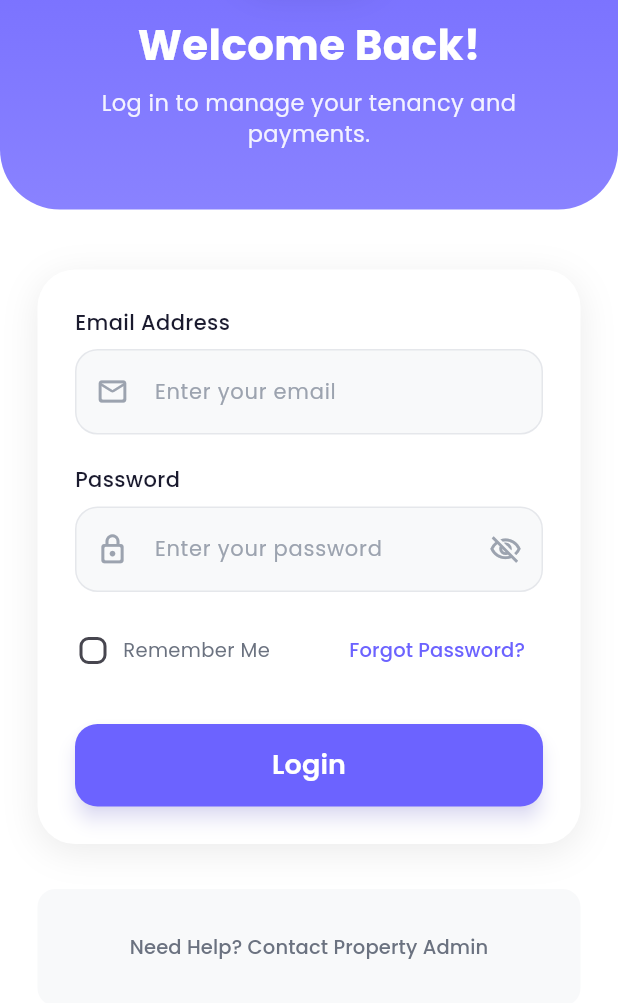
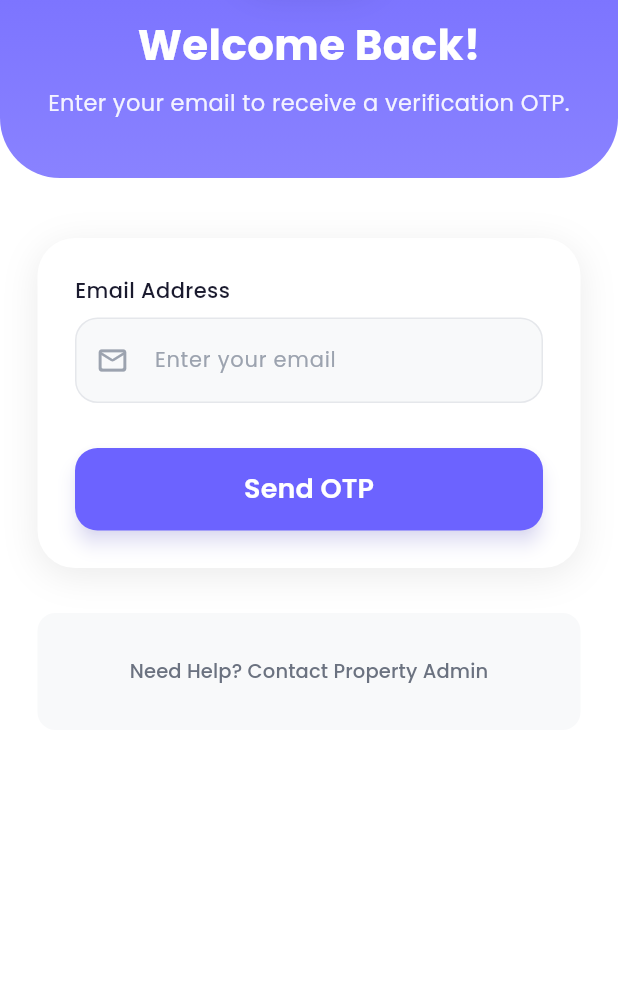
Before and after one commit to DeepanahuDunsua123/tenant_flutter_app, a Flutter app: the screen it shows after launch, after a tap on "Skip", on a phone screen of 412 x 824 dp, the part 233-1236 px from its top. Run offline on Flutter 3.47's test engine with Material 3 defaults, Android fonts, the phone set to English and light mode, and no system bars; our stand-ins replace google_fonts, lottie, smooth_page_indicator; network calls fail.

Commit message:
feat: add OTP verification screen and update login flow

```diff
--- a/lib/screens/login_screen.dart
+++ b/lib/screens/login_screen.dart
@@ -1,6 +1,7 @@
 import 'package:flutter/material.dart';
 import 'package:google_fonts/google_fonts.dart';
 import '../utils/app_colors.dart';
+import 'otp_verification_screen.dart';
 
 class LoginScreen extends StatefulWidget {
   const LoginScreen({super.key});
@@ -11,15 +12,54 @@ class LoginScreen extends StatefulWidget {
 
 class _LoginScreenState extends State<LoginScreen> {
   final TextEditingController _emailController = TextEditingController();
-  final TextEditingController _passwordController = TextEditingController();
-  bool _obscurePassword = true;
-  bool _rememberMe = false;
+  bool _isLoading = false;
 
   @override
   void dispose() {
     _emailController.dispose();
-    _passwordController.dispose();
     super.dispose();
+  }
+
+  bool _isValidEmail(String email) {
+    return RegExp(r'^[\w-\.]+@([\w-]+\.)+[\w-]{2,4}$').hasMatch(email);
+  }
+
+  void _sendOtp() {
+    final email = _emailController.text.trim();
+    if (email.isEmpty) {
+      _showError('Please enter your email address');
+      return;
+    }
+    if (!_isValidEmail(email)) {
+      _showError('Please enter a valid email address');
+      return;
+    }
+
+    setState(() => _isLoading = true);
+
+    // Simulate sending OTP
+    Future.delayed(const Duration(seconds: 2), () {
+      if (!mounted) return;
+      setState(() => _isLoading = false);
+
+      Navigator.push(
+        context,
+        MaterialPageRoute(
+          builder: (_) => OtpVerificationScreen(email: email),
+        ),
+      );
+    });
+  }
+
+  void _showError(String message) {
+    ScaffoldMessenger.of(context).showSnackBar(
+      SnackBar(
+        content: Text(message, style: GoogleFonts.poppins()),
+        backgroundColor: Colors.red.shade400,
+        behavior: SnackBarBehavior.floating,
+        shape: RoundedRectangleBorder(borderRadius: BorderRadius.circular(10)),
+      ),
+    );
   }
 
   @override
@@ -50,7 +90,6 @@ class _LoginScreenState extends State<LoginScreen> {
                 ),
                 child: Column(
                   children: [
-                    // Logo
                     Container(
                       width: 100,
                       height: 100,
@@ -81,7 +120,6 @@ class _LoginScreenState extends State<LoginScreen> {
                       ),
                     ),
                     const SizedBox(height: 25),
-                    // Welcome Text
                     Text(
                       'Welcome Back!',
                       style: GoogleFonts.poppins(
@@ -92,7 +130,7 @@ class _LoginScreenState extends State<LoginScreen> {
                     ),
                     const SizedBox(height: 8),
                     Text(
-                      'Log in to manage your tenancy and payments.',
+                      'Enter your email to receive a verification OTP.',
                       style: GoogleFonts.poppins(
                         fontSize: 15,
                         color: Colors.white.withOpacity(0.9),
@@ -124,7 +162,6 @@ class _LoginScreenState extends State<LoginScreen> {
                   child: Column(
                     crossAxisAlignment: CrossAxisAlignment.start,
                     children: [
-                      // Email Field
                       Text(
                         'Email Address',
                         style: GoogleFonts.poppins(
@@ -169,142 +206,40 @@ class _LoginScreenState extends State<LoginScreen> {
                           ),
                         ),
                       ),
-                      const SizedBox(height: 20),
+                      const SizedBox(height: 30),
 
-                      // Password Field
-                      Text(
-                        'Password',
-                        style: GoogleFonts.poppins(
-                          fontSize: 14,
-                          fontWeight: FontWeight.w500,
-                          color: AppColors.textPrimary,
-                        ),
-                      ),
-                      const SizedBox(height: 8),
-                      Container(
-                        decoration: BoxDecoration(
-                          color: AppColors.background,
-                          borderRadius: BorderRadius.circular(15),
-                          border: Border.all(
-                            color: AppColors.border,
-                            width: 1,
-                          ),
-                        ),
-                        child: TextField(
-                          controller: _passwordController,
-                          obscureText: _obscurePassword,
-                          style: GoogleFonts.poppins(
-                            fontSize: 15,
-                            color: AppColors.textPrimary,
-                          ),
-                          decoration: InputDecoration(
-                            hintText: 'Enter your password',
-                            hintStyle: GoogleFonts.poppins(
-                              color: AppColors.textHint,
-                              fontSize: 14,
-                            ),
-                            prefixIcon: const Icon(
-                              Icons.lock_outline_rounded,
-                              color: AppColors.textHint,
-                              size: 22,
-                            ),
-                            suffixIcon: IconButton(
-                              icon: Icon(
-                                _obscurePassword
-                                    ? Icons.visibility_off_outlined
-                                    : Icons.visibility_outlined,
-                                color: AppColors.textHint,
-                                size: 22,
-                              ),
-                              onPressed: () {
-                                setState(() {
-                                  _obscurePassword = !_obscurePassword;
-                                });
-                              },
-                            ),
-                            border: InputBorder.none,
-                            contentPadding: const EdgeInsets.symmetric(
-                              horizontal: 20,
-                              vertical: 16,
-                            ),
-                          ),
-                        ),
-                      ),
-                      const SizedBox(height: 15),
-
-                      // Remember Me & Forgot Password
-                      Row(
-                        mainAxisAlignment: MainAxisAlignment.spaceBetween,
-                        children: [
-                          Row(
-                            children: [
-                              SizedBox(
-                                width: 24,
-                                height: 24,
-                                child: Checkbox(
-                                  value: _rememberMe,
-                                  onChanged: (value) {
-                                    setState(() {
-                                      _rememberMe = value ?? false;
-                                    });
-                                  },
-                                  activeColor: AppColors.primary,
-                                  shape: RoundedRectangleBorder(
-                                    borderRadius: BorderRadius.circular(6),
-                                  ),
-                                ),
-                              ),
-                              const SizedBox(width: 8),
-                              Text(
-                                'Remember Me',
-                                style: GoogleFonts.poppins(
-                                  fontSize: 13,
-                                  color: AppColors.textSecondary,
-                                ),
-                              ),
-                            ],
-                          ),
-                          TextButton(
-                            onPressed: () {
-                              // Handle forgot password
-                            },
-                            child: Text(
-                              'Forgot Password?',
-                              style: GoogleFonts.poppins(
-                                fontSize: 13,
-                                color: AppColors.primary,
-                                fontWeight: FontWeight.w500,
-                              ),
-                            ),
-                          ),
-                        ],
-                      ),
-                      const SizedBox(height: 25),
-
-                      // Login Button
+                      // Send OTP Button
                       SizedBox(
                         width: double.infinity,
                         height: 55,
                         child: ElevatedButton(
-                          onPressed: () {
-                            Navigator.pushReplacementNamed(context, '/dashboard');
-                          },
+                          onPressed: _isLoading ? null : _sendOtp,
                           style: ElevatedButton.styleFrom(
                             backgroundColor: AppColors.primary,
                             foregroundColor: Colors.white,
+                            disabledBackgroundColor: AppColors.primary.withOpacity(0.5),
                             shape: RoundedRectangleBorder(
                               borderRadius: BorderRadius.circular(15),
                             ),
                             elevation: 5,
                             shadowColor: AppColors.primary.withOpacity(0.3),
                           ),
-                          child: Text(
-                            'Login',
-                            style: GoogleFonts.poppins(
-                              fontSize: 18,
-                              fontWeight: FontWeight.w600,
-                            ),
-                          ),
+                          child: _isLoading
+                              ? const SizedBox(
+                                  width: 24,
+                                  height: 24,
+                                  child: CircularProgressIndicator(
+                                    color: Colors.white,
+                                    strokeWidth: 2.5,
+                                  ),
+                                )
+                              : Text(
+                                  'Send OTP',
+                                  style: GoogleFonts.poppins(
+                                    fontSize: 18,
+                                    fontWeight: FontWeight.w600,
+                                  ),
+                                ),
                         ),
                       ),
                     ],
@@ -325,9 +260,7 @@ class _LoginScreenState extends State<LoginScreen> {
                   ),
                   child: Center(
                     child: TextButton(
-                      onPressed: () {
-                        // Handle contact admin
-                      },
+                      onPressed: () {},
                       child: Text(
                         'Need Help? Contact Property Admin',
                         style: GoogleFonts.poppins(
--- a/pubspec.yaml
+++ b/pubspec.yaml
@@ -14,6 +14,7 @@ dependencies:
   google_fonts: ^6.2.1
   flutter_svg: ^2.0.16
   smooth_page_indicator: ^1.2.0
+  lottie: ^3.3.1
 
 dev_dependencies:
   flutter_test:
```
Also changed, not shown: lib/screens/otp_verification_screen.dart (added, +406 -0 lines), pubspec.lock.
